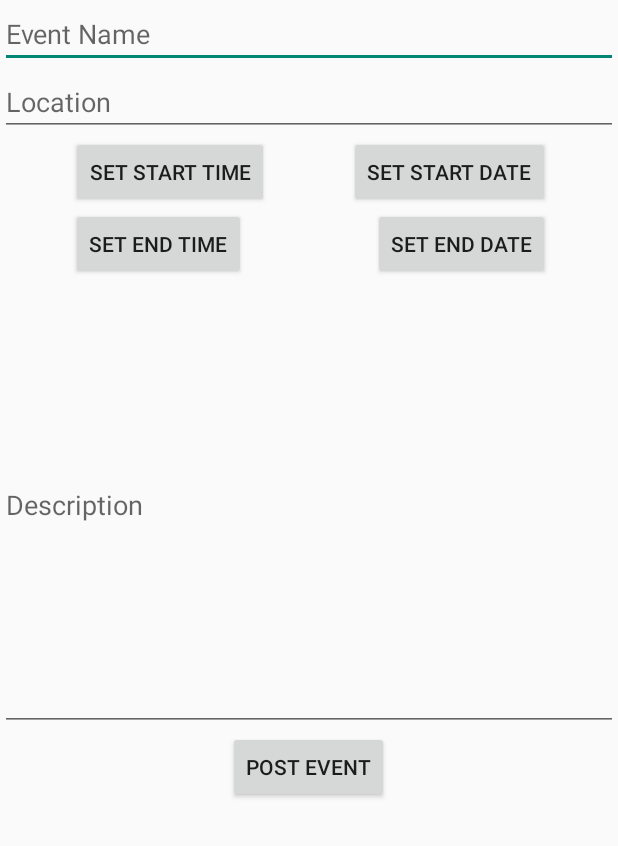
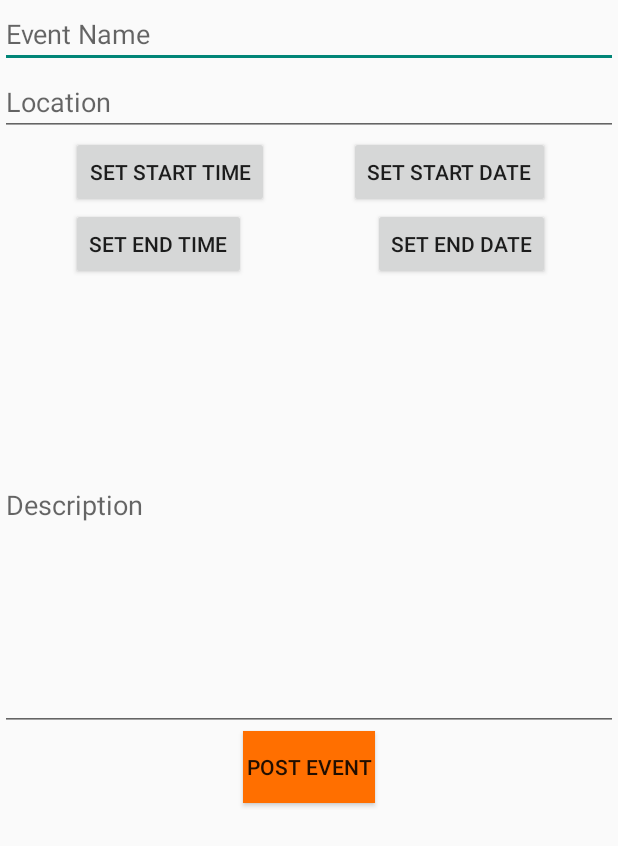
Before and after one commit to skim770/CampusEats, an Android app: the SubmitActivity screen opened directly, with no data from a screen before it, on a phone screen of 412 x 824 dp. Shown: the top 846 px of the screen. Run offline under Robolectric (Android 15) with nearby library versions, the phone set to English and light mode, and no system bars; our stand-ins replace Firebase (no records; nobody signed in at launch, a user with empty details on screens opened directly).

Commit message:
Feed and User Submission Updates
Feed displays formatted dates now.  Users now must enter a title,
location, and time/date in order to submit an event

```diff
--- a/android/CampusEats/app/src/main/AndroidManifest.xml
+++ b/android/CampusEats/app/src/main/AndroidManifest.xml
@@ -37,6 +37,10 @@
         <activity android:name=".EventActivity">
 
         </activity>
+        <activity android:name=".PopupWarning"
+            android:theme="@style/AppTheme.PopupTheme">
+
+        </activity>
 
     </application>
 
--- a/android/CampusEats/app/src/main/java/ffoc/campuseats/CalendarActivity.java
+++ b/android/CampusEats/app/src/main/java/ffoc/campuseats/CalendarActivity.java
@@ -123,7 +123,7 @@ public class CalendarActivity extends AppCompatActivity {
                     public void onDataChange(DataSnapshot dataSnapshot) {
                         Iterable<DataSnapshot> snap = dataSnapshot.getChildren();
 
-                        CustomAdapter adapter = new CustomAdapter(getBaseContext(), titles);
+                        CustomAdapter adapter = new CustomAdapter(getBaseContext(), posts);
                         listView.setAdapter(adapter);
 
                         if(!snap.iterator().hasNext()) {
--- a/android/CampusEats/app/src/main/java/ffoc/campuseats/DatePickerFragment.java
+++ b/android/CampusEats/app/src/main/java/ffoc/campuseats/DatePickerFragment.java
@@ -33,5 +33,7 @@ public class DatePickerFragment extends DialogFragment
         ((SubmitActivity)getActivity()).post.month = month;
         ((SubmitActivity)getActivity()).post.day = day;
         ((SubmitActivity)getActivity()).post.year = year;
+        ((SubmitActivity)getActivity()).post.startDateSet = true;
+
     }
 }
--- a/android/CampusEats/app/src/main/java/ffoc/campuseats/EndDatePickerFragment.java
+++ b/android/CampusEats/app/src/main/java/ffoc/campuseats/EndDatePickerFragment.java
@@ -33,6 +33,7 @@ public class EndDatePickerFragment extends DialogFragment
         ((SubmitActivity)getActivity()).post.endMonth = month;
         ((SubmitActivity)getActivity()).post.endDay = day;
         ((SubmitActivity)getActivity()).post.endYear = year;
+        ((SubmitActivity)getActivity()).post.endDateSet = true;
 
     }
 }
--- a/android/CampusEats/app/src/main/java/ffoc/campuseats/EndTimePickerFragment.java
+++ b/android/CampusEats/app/src/main/java/ffoc/campuseats/EndTimePickerFragment.java
@@ -37,6 +37,7 @@ public class EndTimePickerFragment extends DialogFragment
         ((SubmitActivity)getActivity()).setEndTimeButtonText(hourOfDay ,minute);
         ((SubmitActivity)getActivity()).post.endHour = hourOfDay;
         ((SubmitActivity)getActivity()).post.endMinute = minute;
+        ((SubmitActivity)getActivity()).post.endTimeSet = true;
 
     }
 }
--- a/android/CampusEats/app/src/main/java/ffoc/campuseats/FeedActivity.java
+++ b/android/CampusEats/app/src/main/java/ffoc/campuseats/FeedActivity.java
@@ -124,7 +124,7 @@ public class FeedActivity extends AppCompatActivity {
                 //ArrayList<Post> posts = new ArrayList<>();
                 //ArrayList<String> titles = new ArrayList<>();
                 //final ListView listView = (ListView) findViewById(R.id.list_view);
-                CustomAdapter adapter = new CustomAdapter(context, titles);
+                CustomAdapter adapter = new CustomAdapter(context, posts);
                 listView.setAdapter(adapter);
 
                 if(childCount > 100)
@@ -178,7 +178,7 @@ public class FeedActivity extends AppCompatActivity {
 
 
 
-                for(int i = 0; i < posts.size(); i++){
+                /*for(int i = 0; i < posts.size(); i++){
 
 
                     TextView dateText = new TextView(context);
@@ -253,7 +253,7 @@ public class FeedActivity extends AppCompatActivity {
 
                     //linearLayout.addView(descText);
 
-                }
+                }*/
 
             }
 
--- a/android/CampusEats/app/src/main/java/ffoc/campuseats/Post.java
+++ b/android/CampusEats/app/src/main/java/ffoc/campuseats/Post.java
@@ -34,7 +34,12 @@ public class Post implements Comparable<Post>{
     int endMinute;
     int endSecond = 0;
 
-    String test = "test";
+    boolean startTimeSet = false;
+    boolean startDateSet = false;
+    boolean endTimeSet = false;
+    boolean endDateSet = false;
+
+    String displayDate = "";
 
     String fullDateString;
 
@@ -42,6 +47,7 @@ public class Post implements Comparable<Post>{
 
     public Post(String title, String loc, String date, String summary, String body) throws ParseException {
         SimpleDateFormat sdfDate = new SimpleDateFormat("yyyy-MM-dd'T'HH:mm:ssZ");
+        SimpleDateFormat postDate = new SimpleDateFormat("h:mm a EEE, MMM d");
 
         this.title = title;
         this.loc = loc;
@@ -55,6 +61,8 @@ public class Post implements Comparable<Post>{
         //this.time = time;
         this.summary = summary;
         this.body = body;
+
+        displayDate = postDate.format(realDate);
 
     }
     public Post() {
--- a/android/CampusEats/app/src/main/java/ffoc/campuseats/TimePickerFragment.java
+++ b/android/CampusEats/app/src/main/java/ffoc/campuseats/TimePickerFragment.java
@@ -38,6 +38,6 @@ public class TimePickerFragment extends DialogFragment
         ((SubmitActivity)getActivity()).post.time = hourOfDay + ":" + minute;
         ((SubmitActivity)getActivity()).post.hour = hourOfDay;
         ((SubmitActivity)getActivity()).post.minute = minute;
-
+        ((SubmitActivity)getActivity()).post.startTimeSet = true;
     }
 }
--- a/android/CampusEats/app/src/main/res/layout/activity_submit.xml
+++ b/android/CampusEats/app/src/main/res/layout/activity_submit.xml
@@ -88,6 +88,7 @@
         android:layout_height="wrap_content"
         android:text="Post Event"
         android:id="@+id/postButton"
-        android:layout_gravity="center_horizontal" />
+        android:layout_gravity="center_horizontal"
+        android:background="@color/colorPrimary"/>
 
 </LinearLayout>
--- a/android/CampusEats/app/src/main/res/values/colors.xml
+++ b/android/CampusEats/app/src/main/res/values/colors.xml
@@ -4,5 +4,6 @@
     <color name="colorPrimaryDark">#FF6F00</color>
     <color name="colorAccent">#FF6F00</color>
     <color name="background">#f9f9f9</color>
+    <color name="black">#000000</color>
 
 </resources>
--- a/android/CampusEats/app/src/main/res/values/styles.xml
+++ b/android/CampusEats/app/src/main/res/values/styles.xml
@@ -9,4 +9,10 @@
 
     </style>
 
+    <style name="AppTheme.PopupTheme" >
+        <item name="android:windowIsTranslucent">true</item>
+        <item name="android:windowCloseOnTouchOutside">true</item>
+    </style>
+
+
 </resources>
```
Also changed, not shown: android/CampusEats/app/src/main/java/ffoc/campuseats/CustomAdapter.java (+21 -5 lines), android/CampusEats/app/src/main/java/ffoc/campuseats/PopupWarning.java (added, +43 -0 lines), android/CampusEats/app/src/main/java/ffoc/campuseats/SubmitActivity.java (+8 -22 lines), android/CampusEats/app/src/main/res/layout/popup_warning.xml (added, +23 -0 lines), android/CampusEats/app/src/main/res/layout/rowlayout.xml (+22 -5 lines).
